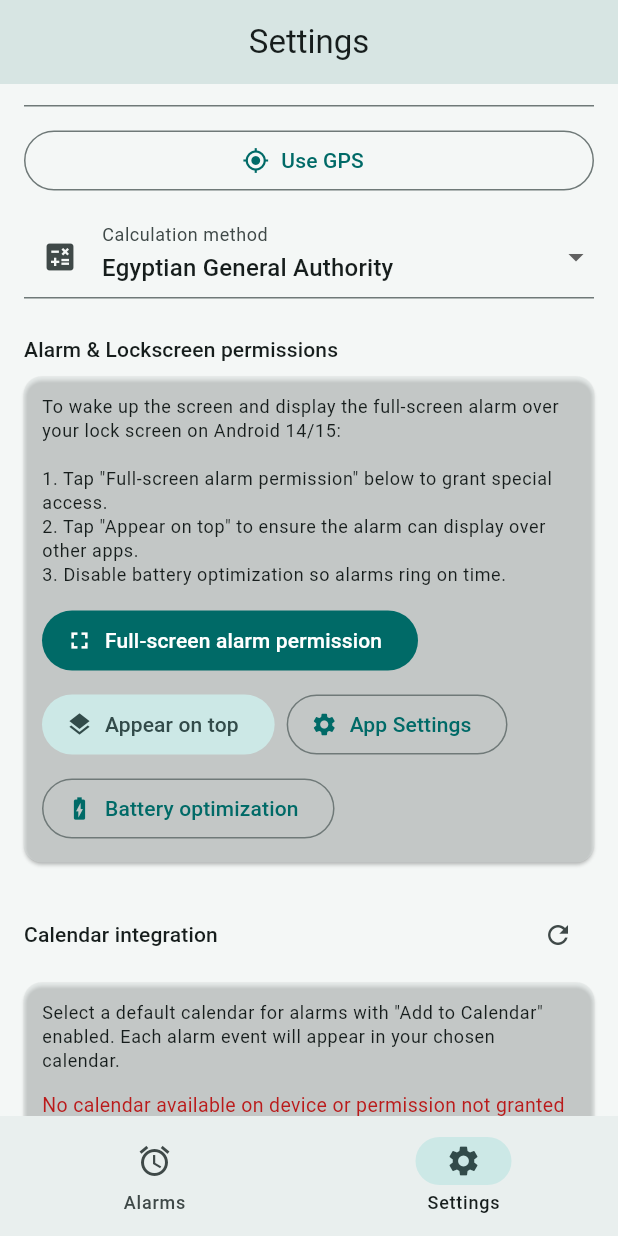
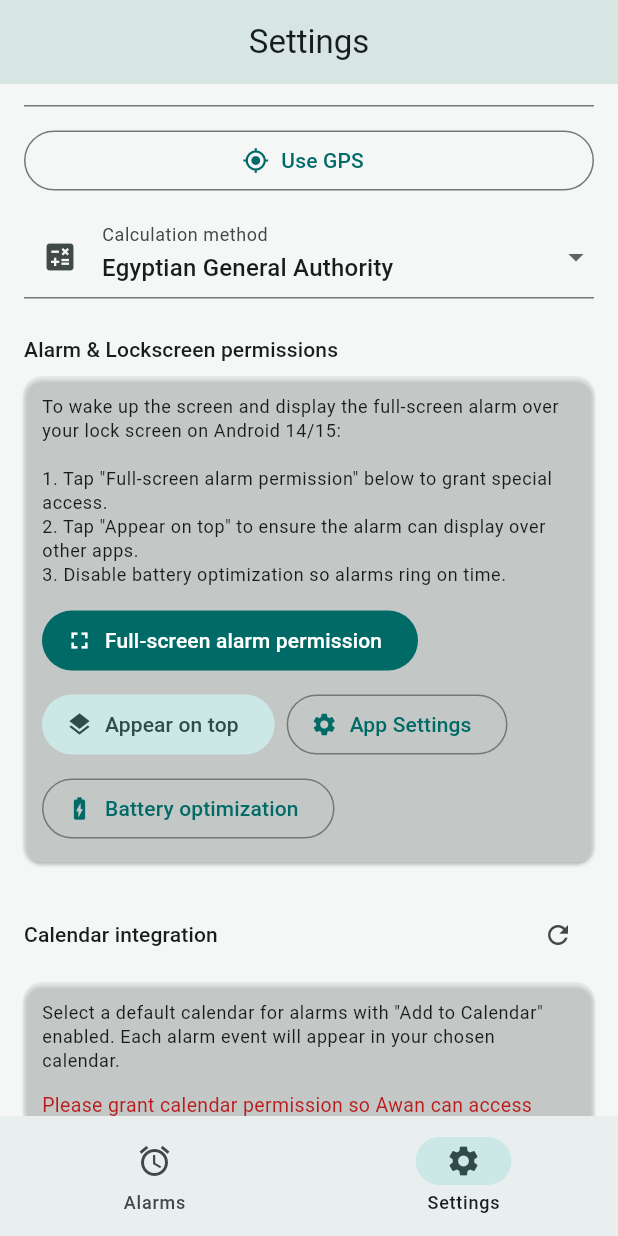
Before and after one commit to OsamaAlshahat/adhan-alarm, a Flutter app: the screen it shows after launch, item 2 of the bottom bar chosen, scrolled down 361 dp, on a phone screen of 412 x 824 dp. Run offline on Flutter 3.47's test engine with Material 3 defaults, Android fonts, the phone set to English and light mode, and no system bars; our stand-ins replace adhan, file_picker, flutter_timezone, geolocator, permission_handler, shared_preferences and 1 more; missing offline and left inert: alarm, device_calendar, workmanager; statements that could not run were skipped.

Commit message:
Update app icon with clean logo, add Proguard rules for device_calendar, and auto-detect native Samsung Calendar

```diff
--- a/lib/main.dart
+++ b/lib/main.dart
@@ -495,22 +495,36 @@ const platformFullscreen = MethodChannel('com.adhan_alarm.app/fullscreen_setting
 
 /// Safely format calendar display name without ever showing "null"
 String calendarDisplayName(dc.Calendar cal) {
-  final name = (cal.name != null && cal.name!.trim().isNotEmpty && cal.name != 'null')
+  var name = (cal.name != null && cal.name!.trim().isNotEmpty && cal.name != 'null')
       ? cal.name!.trim()
       : null;
   final account = (cal.accountName != null && cal.accountName!.trim().isNotEmpty && cal.accountName != 'null')
       ? cal.accountName!.trim()
       : null;
 
-  if (name != null && account != null && name.toLowerCase() != account.toLowerCase()) {
+  final isSamsung = cal.accountType?.toLowerCase().contains('samsung') == true ||
+                    account?.toLowerCase().contains('samsung') == true ||
+                    account?.toLowerCase() == 'phone' ||
+                    account?.toLowerCase() == 'my phone';
+
+  if (name == null || name.isEmpty) {
+    if (isSamsung) {
+      name = 'Samsung Calendar';
+    } else if (cal.isDefault == true) {
+      name = 'Phone Calendar';
+    } else if (account != null && account.isNotEmpty) {
+      name = account;
+    } else {
+      name = 'Calendar ${cal.id ?? ""}';
+    }
+  }
+
+  if (isSamsung && (account?.toLowerCase() == 'phone' || account?.toLowerCase() == 'my phone')) {
+    return '$name (Phone)';
+  } else if (account != null && name != account && !name.contains(account)) {
     return '$name ($account)';
-  } else if (name != null) {
-    return name;
-  } else if (account != null) {
-    return account;
-  } else {
-    return 'Calendar ${cal.id ?? ""}';
-  }
+  }
+  return name;
 }
 
 // ===================================================================
@@ -522,38 +536,27 @@ class CalendarService {
   /// Request calendar permissions using both permission_handler and device_calendar
   static Future<bool> requestPermissions() async {
     try {
-      if (Platform.isAndroid || Platform.isIOS) {
-        await Permission.calendar.request();
+      var isGranted = await Permission.calendar.isGranted;
+      if (!isGranted) {
+        final res = await Permission.calendar.request();
+        isGranted = res.isGranted;
       }
       var perms = await _plugin.hasPermissions();
-      if (perms.isSuccess && !(perms.data ?? false)) {
-        perms = await _plugin.requestPermissions();
+      if (perms.isSuccess && perms.data == true) {
+        isGranted = true;
+      } else if (!isGranted) {
+        final req = await _plugin.requestPermissions();
+        if (req.isSuccess && req.data == true) {
+          isGranted = true;
+        }
       }
-      return perms.isSuccess && (perms.data ?? false);
+      return isGranted;
     } catch (_) {
-      return false;
-    }
-  }
-
-  /// Create a local "Awan" calendar on the device
-  static Future<String?> createLocalCalendar() async {
-    try {
-      await requestPermissions();
-      final res = await _plugin.createCalendar(
-        'Awan',
-        calendarColor: const Color(0xFF0C5A58),
-        localAccountName: 'Awan',
-      );
-      if (res != null && res.isSuccess && res.data != null) {
-        return res.data;
-      }
-      return null;
-    } catch (_) {
-      return null;
-    }
-  }
-
-  /// Get all writable calendars, filtering out ghost/null entries
+      return true;
+    }
+  }
+
+  /// Get all device calendars (Samsung Calendar, Google Calendar, etc.)
   static Future<List<dc.Calendar>> getWritableCalendars() async {
     try {
       await requestPermissions();
@@ -568,20 +571,7 @@ class CalendarService {
         return id != null && id.isNotEmpty && id != 'null';
       }).toList();
 
-      if (valid.isEmpty) {
-        // No valid calendars exist on this device — create a local "Awan" calendar!
-        final newId = await createLocalCalendar();
-        if (newId != null) {
-          final refreshed = await _plugin.retrieveCalendars();
-          if (refreshed.isSuccess && refreshed.data != null) {
-            return refreshed.data!.where((c) {
-              final id = c.id?.trim();
-              return id != null && id.isNotEmpty && id != 'null';
-            }).toList();
-          }
-        }
-        return [];
-      }
+      if (valid.isEmpty) return [];
 
       // 2. Deduplicate by unique calendar ID
       final seenIds = <String>{};
@@ -593,24 +583,18 @@ class CalendarService {
         }
       }
 
-      // 3. Filter out purely internal/ghost calendars where both name and account are null/empty
-      final withNames = uniqueList.where((c) {
-        final hasName = c.name != null && c.name!.trim().isNotEmpty && c.name != 'null';
-        final hasAccount = c.accountName != null && c.accountName!.trim().isNotEmpty && c.accountName != 'null';
-        return hasName || hasAccount;
-      }).toList();
-
-      final candidates = withNames.isNotEmpty ? withNames : uniqueList;
-
-      // 4. Prefer explicitly writable calendars (isReadOnly == false)
-      final writable = candidates.where((c) => c.isReadOnly == false).toList();
-      if (writable.isNotEmpty) return writable;
-
-      // 5. Fallback to calendars where isReadOnly is not true
-      final nonReadOnly = candidates.where((c) => c.isReadOnly != true).toList();
-      if (nonReadOnly.isNotEmpty) return nonReadOnly;
-
-      return candidates;
+      // 3. Put device default / primary calendar first (e.g. Samsung Calendar)
+      uniqueList.sort((a, b) {
+        if (a.isDefault == true && b.isDefault != true) return -1;
+        if (b.isDefault == true && a.isDefault != true) return 1;
+        final aIsLocal = a.accountType?.toLowerCase().contains('samsung') == true || a.accountName?.toLowerCase() == 'phone';
+        final bIsLocal = b.accountType?.toLowerCase().contains('samsung') == true || b.accountName?.toLowerCase() == 'phone';
+        if (aIsLocal && !bIsLocal) return -1;
+        if (bIsLocal && !aIsLocal) return 1;
+        return 0;
+      });
+
+      return uniqueList;
     } catch (_) {
       return [];
     }
@@ -1447,8 +1431,8 @@ class _H extends State<Home> with WidgetsBindingObserver {
                       Text(
                         Tr.t(
                           context,
-                          'No calendar available on device or permission not granted yet.',
-                          'لا يوجد تقويم متاح على الجهاز أو لم يتم منح الإذن بعد.',
+                          'Please grant calendar permission so Awan can access your phone calendar.',
+                          'يرجى منح إذن التقويم ليتمكن أوان من الوصول إلى تقويم هاتفك.',
                         ),
                         style: TextStyle(color: Theme.of(context).colorScheme.error, fontSize: 13),
                       ),
@@ -1459,23 +1443,16 @@ class _H extends State<Home> with WidgetsBindingObserver {
                         children: [
                           FilledButton.icon(
                             icon: const Icon(Icons.check_circle_outline, size: 18),
-                            label: Text(Tr.t(context, 'Grant permission & reload', 'منح الإذن وتحديث')),
+                            label: Text(Tr.t(context, 'Grant Calendar Permission', 'منح إذن التقويم')),
                             onPressed: () async {
                               await CalendarService.requestPermissions();
                               await _refreshCalendars();
                             },
                           ),
-                          FilledButton.tonalIcon(
-                            icon: const Icon(Icons.add, size: 18),
-                            label: Text(Tr.t(context, 'Create "Awan" calendar', 'إنشاء تقويم "أوان"')),
-                            onPressed: () async {
-                              final newId = await CalendarService.createLocalCalendar();
-                              if (newId != null) {
-                                st.defaultCalendarId = newId;
-                                save();
-                              }
-                              await _refreshCalendars();
-                            },
+                          OutlinedButton.icon(
+                            icon: const Icon(Icons.settings, size: 18),
+                            label: Text(Tr.t(context, 'App Settings', 'إعدادات التطبيق')),
+                            onPressed: () => openAppSettings(),
                           ),
                         ],
                       ),
```
Also changed, not shown: assets/icon.jpg, 1 other file.
